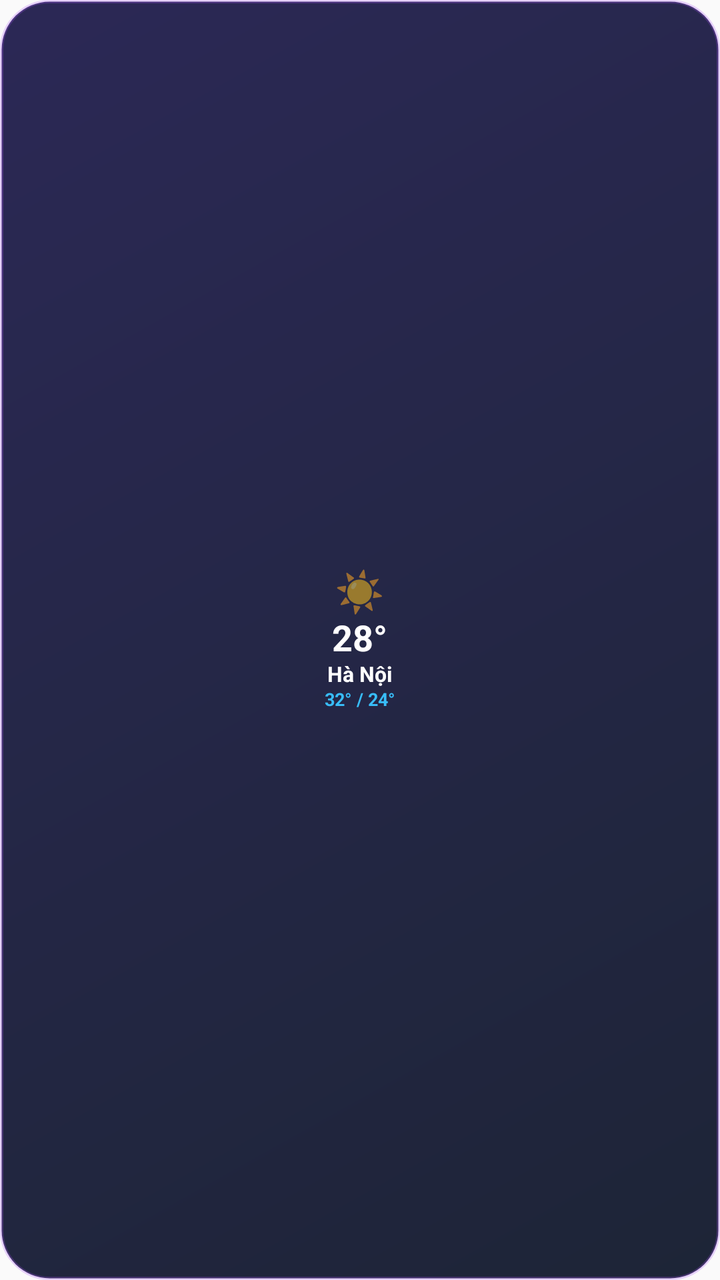
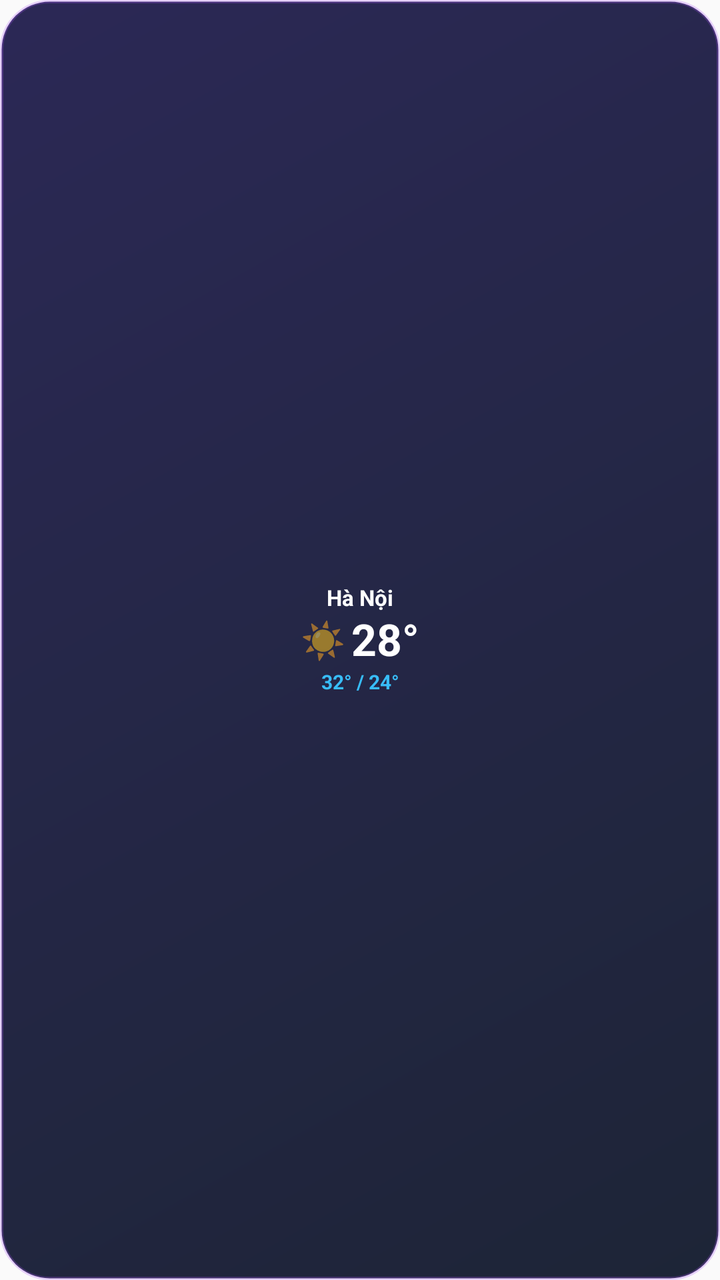

Compare the two renders of this Android layout. The source of the first and the diff that turns it into the second are given below.
<!-- AndroidManifest.xml: application theme Theme.Weather24h -->
<!-- res/layout/weather_widget_mini.xml -->
<?xml version="1.0" encoding="utf-8"?>
<FrameLayout xmlns:android="http://schemas.android.com/apk/res/android"
    android:id="@+id/mini_widget_root"
    android:layout_width="match_parent"
    android:layout_height="match_parent">

    
    <ImageView
        android:id="@+id/mini_widget_bg_layer"
        android:layout_width="match_parent"
        android:layout_height="match_parent"
        android:scaleType="fitXY"
        android:src="@drawable/widget_bg_dark" />

    
    <LinearLayout
        android:id="@+id/mini_widget_content"
        android:layout_width="match_parent"
        android:layout_height="match_parent"
        android:gravity="center"
        android:orientation="vertical"
        android:paddingLeft="6dp"
        android:paddingRight="6dp"
        android:paddingStart="6dp"
        android:paddingEnd="6dp"
        android:paddingTop="5dp"
        android:paddingBottom="5dp">

        <TextView
            android:id="@+id/mini_widget_icon"
            android:layout_width="wrap_content"
            android:layout_height="wrap_content"
            android:includeFontPadding="false"
            android:text="☀️"
            android:textSize="20sp" />

        <TextView
            android:id="@+id/mini_widget_temp"
            android:layout_width="wrap_content"
            android:layout_height="wrap_content"
            android:layout_marginTop="1dp"
            android:includeFontPadding="false"
            android:singleLine="true"
            android:text="28°"
            android:textColor="#FFFFFF"
            android:textSize="18sp"
            android:textStyle="bold" />

        <TextView
            android:id="@+id/mini_widget_city"
            android:layout_width="wrap_content"
            android:layout_height="wrap_content"
            android:layout_marginTop="1dp"
            android:ellipsize="end"
            android:includeFontPadding="false"
            android:maxLines="1"
            android:singleLine="true"
            android:text="Hà Nội"
            android:textColor="#FFFFFF"
            android:textSize="10.5sp"
            android:textStyle="bold" />

        <TextView
            android:id="@+id/mini_widget_desc"
            android:layout_width="wrap_content"
            android:layout_height="wrap_content"
            android:layout_marginTop="1dp"
            android:ellipsize="end"
            android:includeFontPadding="false"
            android:maxLines="1"
            android:singleLine="true"
            android:text="32° / 24°"
            android:textColor="#38BDF8"
            android:textSize="9sp"
            android:textStyle="bold" />

        <TextView
            android:id="@+id/mini_widget_sub"
            android:layout_width="wrap_content"
            android:layout_height="wrap_content"
            android:layout_marginTop="2dp"
            android:ellipsize="end"
            android:includeFontPadding="false"
            android:maxLines="1"
            android:singleLine="true"
            android:text="Cảm giác 30° • 💧70%"
            android:textColor="#CBD5E1"
            android:textSize="9.5sp"
            android:visibility="gone" />

    </LinearLayout>

</FrameLayout>
<!-- resources referenced by this layout -->
<resources>
  <!-- drawable widget_bg_dark (drawable) -->
  <?xml version="1.0" encoding="utf-8"?>
  <shape xmlns:android="http://schemas.android.com/apk/res/android"
      android:shape="rectangle">
      <gradient
          android:angle="315"
          android:startColor="#F01E1B4B"
          android:endColor="#F00F172A" />
      <corners android:radius="24dp" />
      <stroke
          android:width="1.5dp"
          android:color="#40A855F7" />
  </shape>
  <style name="Theme.Weather24h" parent="android:Theme.Material.Light.NoActionBar">
          <item name="android:statusBarColor">@android:color/transparent</item>
          <item name="android:navigationBarColor">@android:color/transparent</item>
          <item name="android:windowLightStatusBar">true</item>
          <item name="android:windowLightNavigationBar">true</item>
      </style>
</resources>

<!-- the commit's change to res/layout/weather_widget_mini.xml (unified diff, before → after) -->
@@ -26,67 +26,65 @@
         android:paddingTop="5dp"
         android:paddingBottom="5dp">
 
-        <TextView
-            android:id="@+id/mini_widget_icon"
-            android:layout_width="wrap_content"
-            android:layout_height="wrap_content"
-            android:includeFontPadding="false"
-            android:text="☀️"
-            android:textSize="20sp" />
-
-        <TextView
-            android:id="@+id/mini_widget_temp"
-            android:layout_width="wrap_content"
-            android:layout_height="wrap_content"
-            android:layout_marginTop="1dp"
-            android:includeFontPadding="false"
-            android:singleLine="true"
-            android:text="28°"
-            android:textColor="#FFFFFF"
-            android:textSize="18sp"
-            android:textStyle="bold" />
-
+        
         <TextView
             android:id="@+id/mini_widget_city"
             android:layout_width="wrap_content"
             android:layout_height="wrap_content"
-            android:layout_marginTop="1dp"
             android:ellipsize="end"
+            android:gravity="center"
             android:includeFontPadding="false"
             android:maxLines="1"
             android:singleLine="true"
             android:text="Hà Nội"
             android:textColor="#FFFFFF"
-            android:textSize="10.5sp"
+            android:textSize="11sp"
             android:textStyle="bold" />
 
+        
+        <LinearLayout
+            android:layout_width="wrap_content"
+            android:layout_height="wrap_content"
+            android:layout_marginTop="2dp"
+            android:layout_marginBottom="2dp"
+            android:gravity="center"
+            android:orientation="horizontal">
+
+            <TextView
+                android:id="@+id/mini_widget_icon"
+                android:layout_width="wrap_content"
+                android:layout_height="wrap_content"
+                android:layout_marginEnd="3dp"
+                android:includeFontPadding="false"
+                android:text="☀️"
+                android:textSize="18sp" />
+
+            <TextView
+                android:id="@+id/mini_widget_temp"
+                android:layout_width="wrap_content"
+                android:layout_height="wrap_content"
+                android:includeFontPadding="false"
+                android:singleLine="true"
+                android:text="28°"
+                android:textColor="#FFFFFF"
+                android:textSize="22sp"
+                android:textStyle="bold" />
+        </LinearLayout>
+
+        
         <TextView
             android:id="@+id/mini_widget_desc"
             android:layout_width="wrap_content"
             android:layout_height="wrap_content"
-            android:layout_marginTop="1dp"
             android:ellipsize="end"
+            android:gravity="center"
             android:includeFontPadding="false"
             android:maxLines="1"
             android:singleLine="true"
             android:text="32° / 24°"
             android:textColor="#38BDF8"
-            android:textSize="9sp"
+            android:textSize="10sp"
             android:textStyle="bold" />
-
-        <TextView
-            android:id="@+id/mini_widget_sub"
-            android:layout_width="wrap_content"
-            android:layout_height="wrap_content"
-            android:layout_marginTop="2dp"
-            android:ellipsize="end"
-            android:includeFontPadding="false"
-            android:maxLines="1"
-            android:singleLine="true"
-            android:text="Cảm giác 30° • 💧70%"
-            android:textColor="#CBD5E1"
-            android:textSize="9.5sp"
-            android:visibility="gone" />
 
     </LinearLayout>
 
